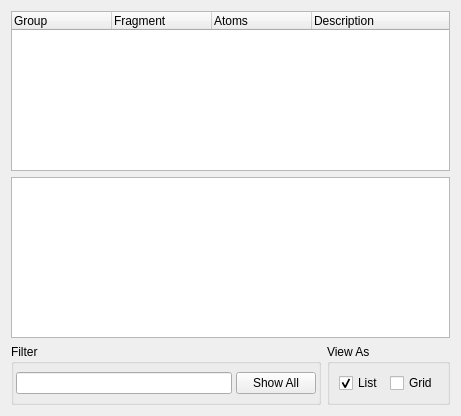
Qt form src/gui/fragment.ui (trisyoungs/aten) before a commit.
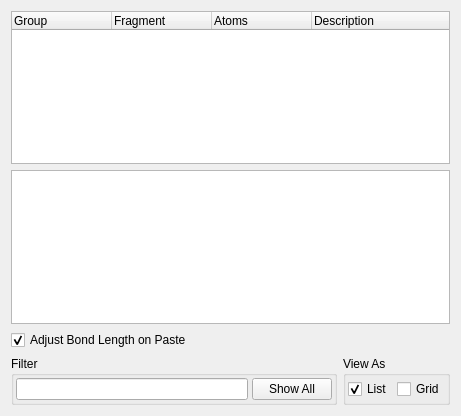
The same form after that commit. Icons and pictures are not drawn.

Patch:
```diff
--- a/src/gui/fragment.ui
+++ b/src/gui/fragment.ui
@@ -76,7 +76,20 @@
     </widget>
    </item>
    <item>
-    <layout class="QHBoxLayout" name="horizontalLayout_2" >
+    <widget class="QCheckBox" name="AdjustBondLengthCheck">
+     <property name="toolTip">
+      <string>If selected, the position of the anchored model will be adjusted to reflect the single bond length of the two newy-bound atoms</string>
+     </property>
+     <property name="text">
+      <string>Adjust Bond Length on Paste</string>
+     </property>
+     <property name="checked">
+      <bool>true</bool>
+     </property>
+    </widget>
+   </item>
+   <item>
+    <layout class="QHBoxLayout" name="horizontalLayout_2">
      <item>
       <widget class="QGroupBox" name="FilterGroup" >
        <property name="sizePolicy" >
@@ -116,7 +129,13 @@
        <property name="title" >
         <string>View As</string>
        </property>
-       <layout class="QHBoxLayout" name="horizontalLayout" >
+       <layout class="QHBoxLayout" name="horizontalLayout">
+        <property name="spacing">
+         <number>4</number>
+        </property>
+        <property name="margin">
+         <number>2</number>
+        </property>
         <item>
          <widget class="QCheckBox" name="ViewAsListCheck" >
           <property name="text" >
```
Left out of the diff: 86 changed lines with no effect on the pictures.
